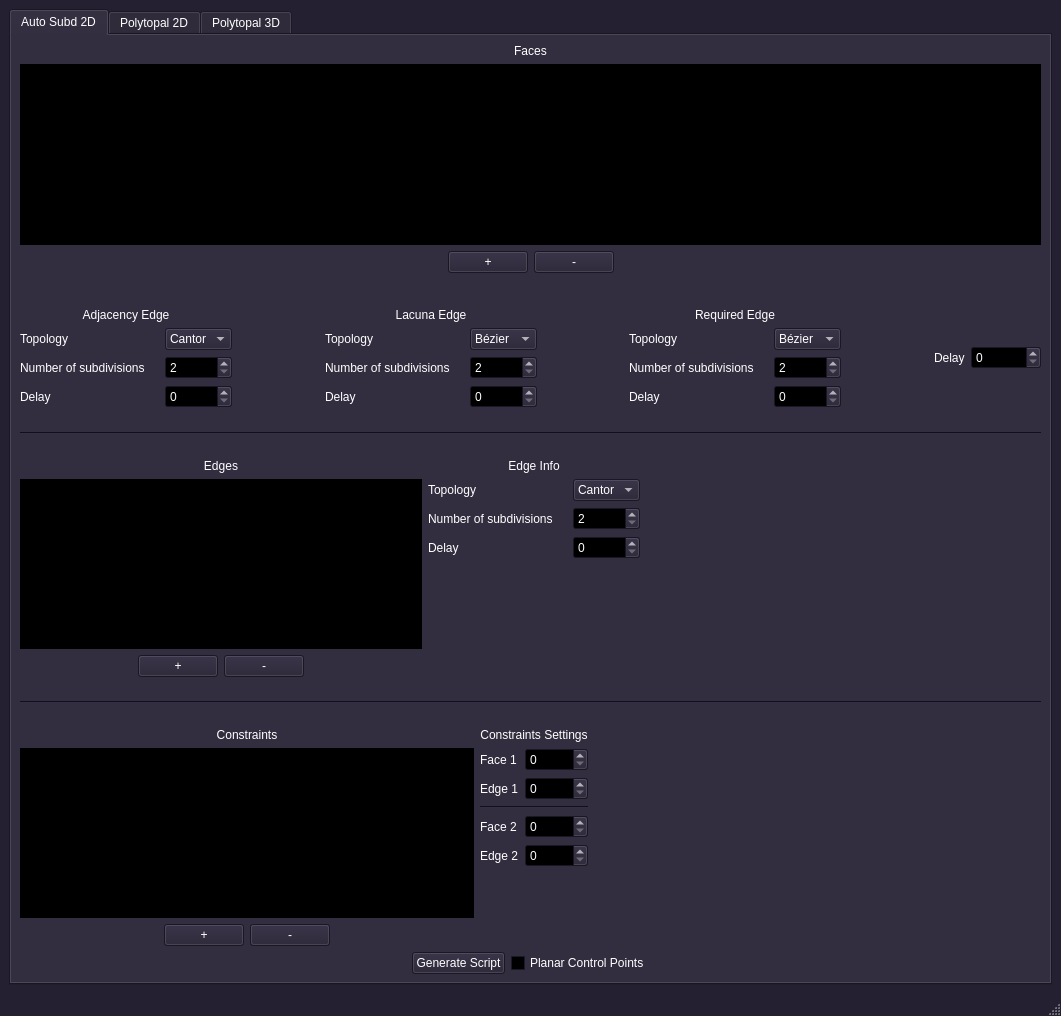
The window that src/gui/mainwindow.ui (borisbordeaux/Auto_Frac) describes before a commit, drawn with Qt 5.
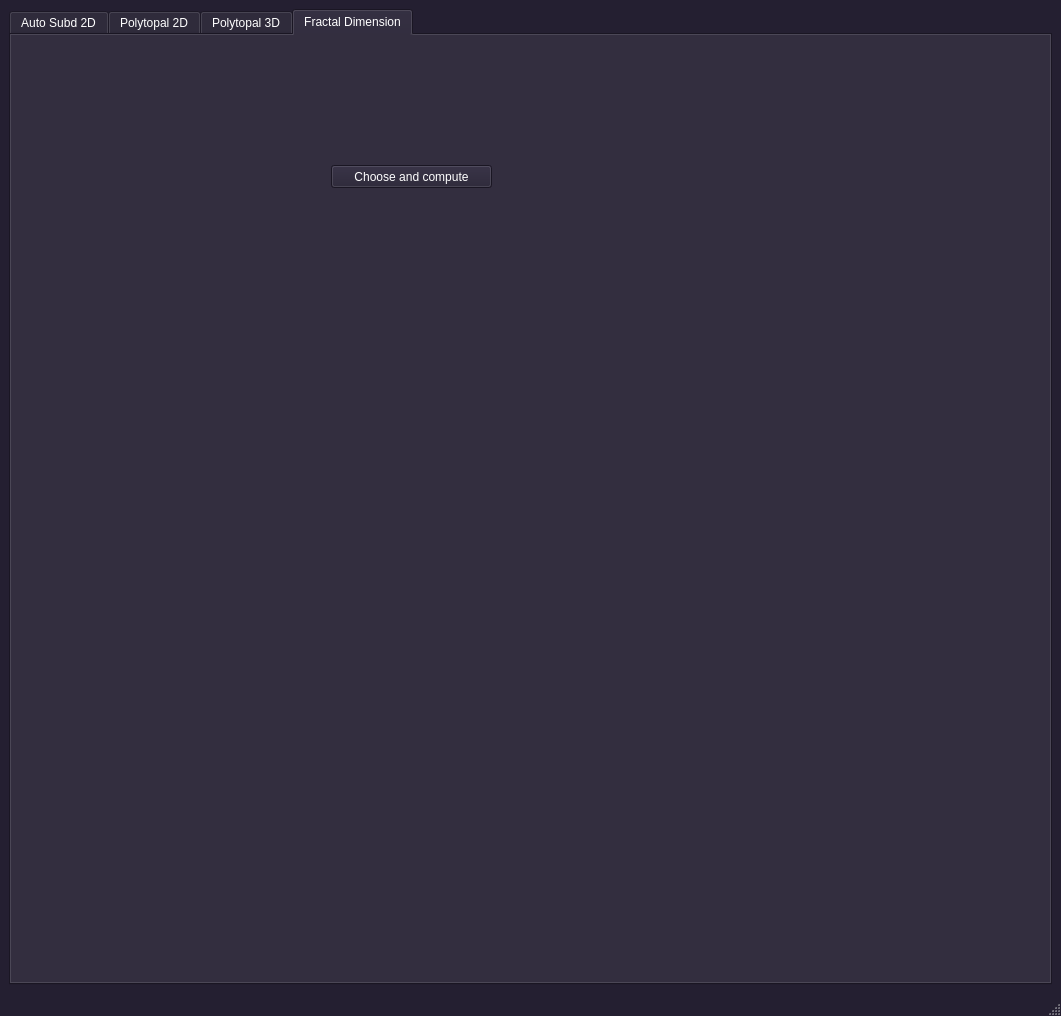
The same window after the commit. The open tabs and pages were chosen to show the change.

Commit message: Added fractal dimension calculus using box counting on images

Diff of the .ui file:
```diff
--- a/src/gui/mainwindow.ui
+++ b/src/gui/mainwindow.ui
@@ -1519,6 +1519,24 @@
         </property>
        </widget>
       </widget>
+      <widget class="QWidget" name="tab_4">
+       <attribute name="title">
+        <string>Fractal Dimension</string>
+       </attribute>
+       <widget class="QPushButton" name="pushButton">
+        <property name="geometry">
+         <rect>
+          <x>320</x>
+          <y>130</y>
+          <width>161</width>
+          <height>23</height>
+         </rect>
+        </property>
+        <property name="text">
+         <string>Choose and compute</string>
+        </property>
+       </widget>
+      </widget>
      </widget>
     </item>
    </layout>
```
Left out of the diff: 65 changed lines with no effect on the pictures. The commit also changes 89 other files.
